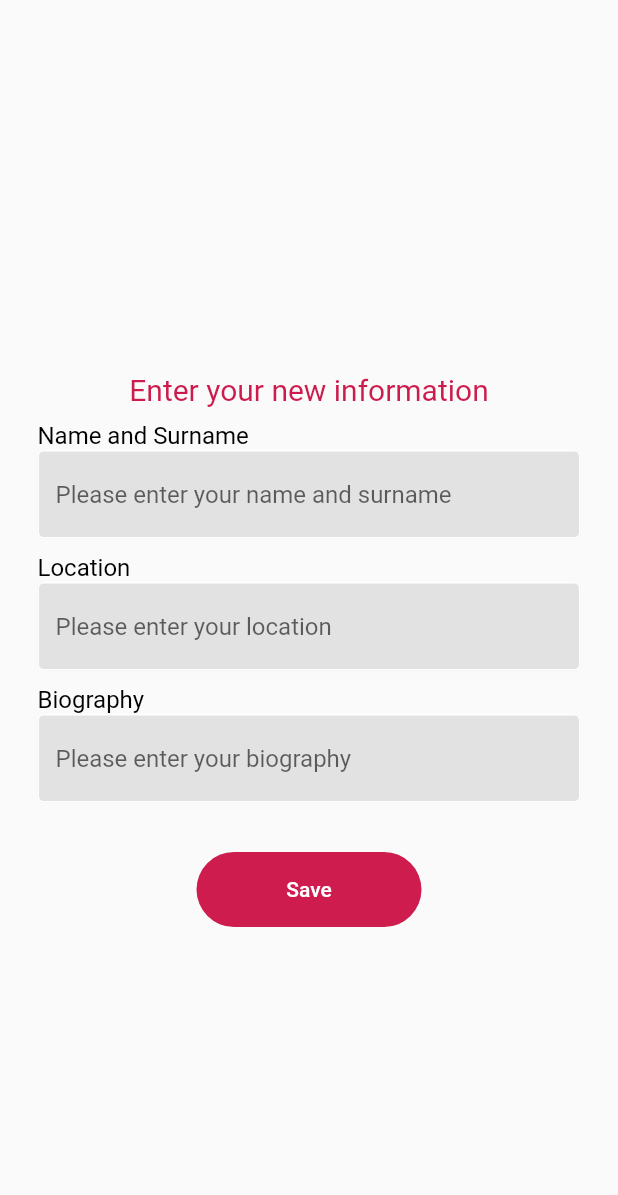
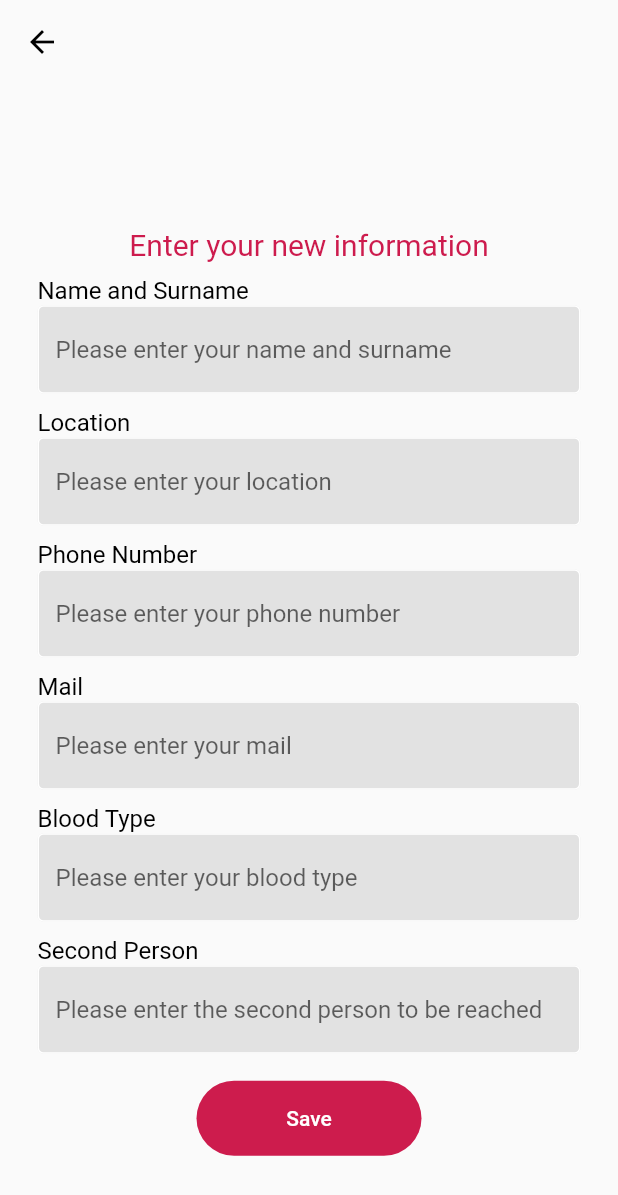
Before and after one commit to ggunes18/comp491-earthquake-damage-assessment, a Flutter app: the EditingPage screen opened directly, on a phone screen of 412 x 824 dp. Shown: the top 1195 px of the screen. Run offline on Flutter 3.47's test engine with Material 2 defaults, Android fonts, the light colour scheme and no system bars; our stand-ins replace cloud_firestore, firebase_auth, firebase_core, flutter_rating_bar, geolocator, get and 2 more; missing offline and left inert: dart:ffi; accounts and stored records are empty.

Commit message:
profile and request page changes

```diff
--- a/earthquake_damage_assessment/lib/main.dart
+++ b/earthquake_damage_assessment/lib/main.dart
@@ -19,8 +19,8 @@ class MyApp extends StatelessWidget {
     return GetMaterialApp(
       debugShowCheckedModeBanner: false,
       //home: RequestTable(),
-      //home: FirstPage(),
-      home: AdminPage(),
+      home: FirstPage(),
+      //home: AdminPage(),
     );
   }
 }
--- a/earthquake_damage_assessment/lib/pages/editing_page.dart
+++ b/earthquake_damage_assessment/lib/pages/editing_page.dart
@@ -8,6 +8,7 @@ class EditingPage extends StatelessWidget {
   @override
   Widget build(BuildContext context) {
     return Scaffold(
+      appBar: appBarButtons(context),
       body: SafeArea(
         child: Center(
           child: Column(
@@ -22,9 +23,22 @@ class EditingPage extends StatelessWidget {
               texts("Location"),
               textFields("Please enter your location", _locationController),
               const SizedBox(height: 10),
-              texts("Biography"),
-              textFields("Please enter your biography", _biographyController),
-              const SizedBox(height: 25),
+              texts("Phone Number"),
+              textFields("Please enter your phone number", _nameController),
+              const SizedBox(height: 10),
+              texts("Mail"),
+              textFields("Please enter your mail", _nameController),
+              const SizedBox(height: 10),
+              texts("Blood Type"),
+              textFields("Please enter your blood type", _nameController),
+              const SizedBox(height: 10),
+              texts("Second Person"),
+              textFields("Please enter the second person to be reached",
+                  _nameController),
+              const SizedBox(height: 10),
+              //texts("Biography"),
+              //textFields("Please enter your biography", _biographyController),
+              //const SizedBox(height: 25),
               submitButton(context, _nameController, _locationController,
                   _biographyController),
             ],
@@ -46,6 +60,16 @@ Text editText() {
       color: Color.fromRGBO(199, 0, 56, 0.89),
       fontSize: 20,
     ),
+  );
+}
+
+AppBar appBarButtons(context) {
+  return AppBar(
+    leading: BackButton(
+      color: Colors.black,
+    ),
+    backgroundColor: Colors.transparent,
+    elevation: 0,
   );
 }
 
--- a/earthquake_damage_assessment/lib/pages/request_page.dart
+++ b/earthquake_damage_assessment/lib/pages/request_page.dart
@@ -42,14 +42,21 @@ class RequestPage extends StatelessWidget {
               const SizedBox(height: 10),
               texts("Your Name"),
               textFields("Enter your name.", _nameController),
-         //     const SizedBox(height: 10),
-         //     texts("Location"),
-         //     textFields("Enter the location to send help.",
-         //        _locationController),
+              //     const SizedBox(height: 10),
+              //     texts("Location"),
+              //     textFields("Enter the location to send help.",
+              //        _locationController),
               const SizedBox(height: 10),
               texts("Needs"),
               textFields(
                   "If you need anything write it here.", _needsController),
+              const SizedBox(height: 10),
+              texts("Directions"),
+              textFields("Enter the directions", _needsController),
+              const SizedBox(height: 10),
+              texts("Second person to be reached"),
+              textFields("Second person to be reached in an emergency",
+                  _needsController),
               const SizedBox(height: 10),
               texts("Extra Information"),
               textFields(
@@ -179,7 +186,7 @@ Future<void> addRequest(context, requestType) async {
     textConfirm: "OK",
     onConfirm: () {
       _nameController.text = "";
-   //   _locationController.text = "";
+      //   _locationController.text = "";
       _needsController.text = "";
       _infoController.text = "";
       emergencyLevel = 0;
```
Also changed, not shown: earthquake_damage_assessment/lib/pages/profile_page.dart (+79 -5 lines), earthquake_damage_assessment/lib/pages/request_info_page.dart (added, +78 -0 lines).
